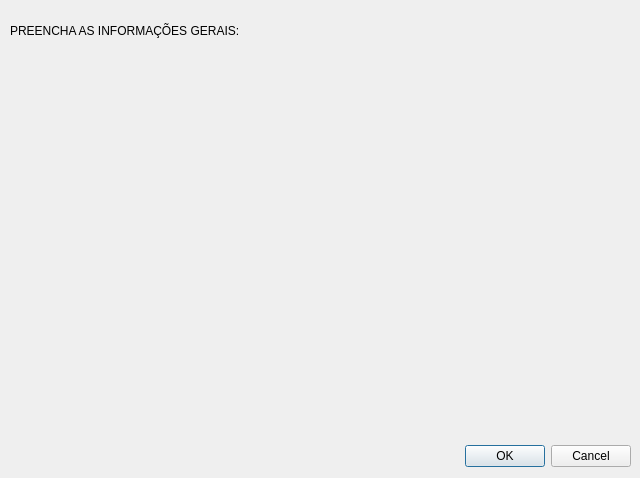
First picture: the form in dialogs/general_info_dialog_base.ui, repository eduardo-c-siqueira/cria-memorial-qgis, before the edit.
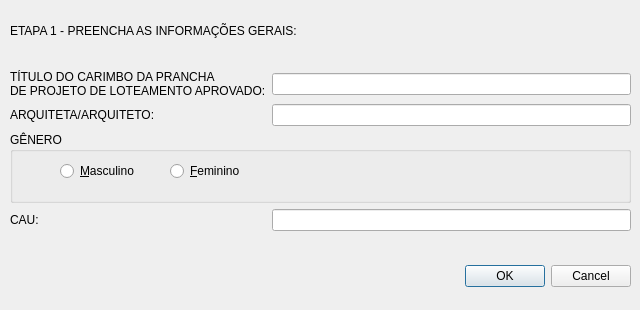
Second picture: the form after the edit.

Commit message: Primeira versão completa, apenas com funcionalidade de Memorial Padrão Loteamento

```diff
--- a/dialogs/general_info_dialog_base.ui
+++ b/dialogs/general_info_dialog_base.ui
@@ -7,7 +7,7 @@
     <x>0</x>
     <y>0</y>
     <width>640</width>
-    <height>478</height>
+    <height>310</height>
    </rect>
   </property>
   <property name="windowTitle">
@@ -17,7 +17,7 @@
    <property name="geometry">
     <rect>
      <x>10</x>
-     <y>440</y>
+     <y>260</y>
      <width>621</width>
      <height>32</height>
     </rect>
@@ -29,17 +29,6 @@
     <set>QDialogButtonBox::Cancel|QDialogButtonBox::Ok</set>
    </property>
   </widget>
-  <widget class="QWidget" name="verticalLayoutWidget">
-   <property name="geometry">
-    <rect>
-     <x>10</x>
-     <y>50</y>
-     <width>621</width>
-     <height>361</height>
-    </rect>
-   </property>
-   <layout class="QVBoxLayout" name="verticalLayout"/>
-  </widget>
   <widget class="QLabel" name="label">
    <property name="geometry">
     <rect>
@@ -50,9 +39,85 @@
     </rect>
    </property>
    <property name="text">
-    <string>PREENCHA AS INFORMAÇÕES GERAIS:</string>
+    <string>ETAPA 1 - PREENCHA AS INFORMAÇÕES GERAIS:</string>
    </property>
   </widget>
+  <widget class="QWidget" name="formLayoutWidget">
+   <property name="geometry">
+    <rect>
+     <x>10</x>
+     <y>70</y>
+     <width>621</width>
+     <height>161</height>
+    </rect>
+   </property>
+   <layout class="QGridLayout" name="gridLayout" rowstretch="0,0,2,0">
+    <item row="1" column="1">
+     <widget class="QLineEdit" name="architect_lineEdit"/>
+    </item>
+    <item row="3" column="0">
+     <widget class="QLabel" name="cau_code_Label">
+      <property name="text">
+       <string>CAU:</string>
+      </property>
+     </widget>
+    </item>
+    <item row="3" column="1">
+     <widget class="QLineEdit" name="cau_code_lineEdit"/>
+    </item>
+    <item row="0" column="0">
+     <widget class="QLabel" name="stamp_Label">
+      <property name="text">
+       <string>TÍTULO DO CARIMBO DA PRANCHA 
+DE PROJETO DE LOTEAMENTO APROVADO:</string>
+      </property>
+     </widget>
+    </item>
+    <item row="1" column="0">
+     <widget class="QLabel" name="architect_Label">
+      <property name="text">
+       <string>ARQUITETA/ARQUITETO:</string>
+      </property>
+     </widget>
+    </item>
+    <item row="2" column="0" colspan="2">
+     <widget class="QGroupBox" name="groupBox">
+      <property name="title">
+       <string>GÊNERO</string>
+      </property>
+      <widget class="QRadioButton" name="male_radioButton">
+       <property name="geometry">
+        <rect>
+         <x>50</x>
+         <y>30</y>
+         <width>77</width>
+         <height>18</height>
+        </rect>
+       </property>
+       <property name="text">
+        <string>&amp;Masculino</string>
+       </property>
+      </widget>
+      <widget class="QRadioButton" name="female_radioButton">
+       <property name="geometry">
+        <rect>
+         <x>160</x>
+         <y>30</y>
+         <width>77</width>
+         <height>18</height>
+        </rect>
+       </property>
+       <property name="text">
+        <string>&amp;Feminino</string>
+       </property>
+      </widget>
+     </widget>
+    </item>
+    <item row="0" column="1">
+     <widget class="QLineEdit" name="stamp_lineEdit"/>
+    </item>
+   </layout>
+  </widget>
  </widget>
  <resources/>
  <connections>
```
Left out of the diff: 9 changed lines with no effect on the pictures. The commit also changes 71 other files.
